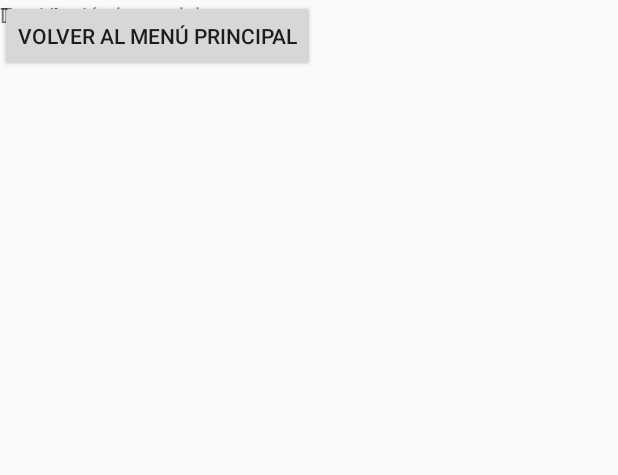
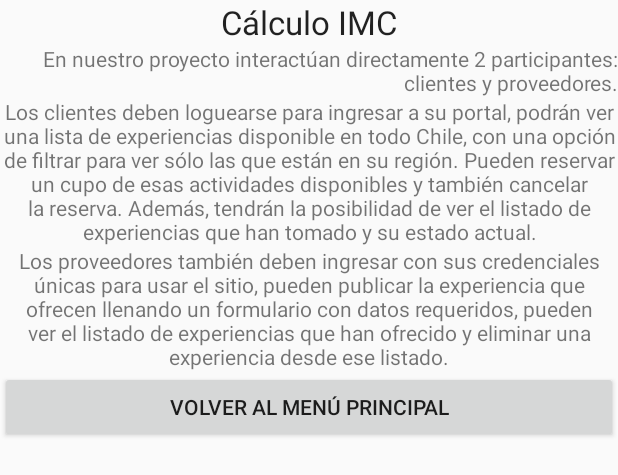
Before and after one commit to DaniniSC/Gorilapp, an Android app: the layout activity_main7.xml on its own in the app's theme, with its tools: preview values and no code run, on a phone screen of 412 x 824 dp. Shown: the top 475 px of the screen. Run offline under Robolectric (Android 15) with nearby library versions, the phone set to English and light mode, and no system bars.

Commit message:
Feat: view in activity2!

```diff
--- a/app/src/main/res/layout/activity_main.xml
+++ b/app/src/main/res/layout/activity_main.xml
@@ -1,5 +1,5 @@
 <?xml version="1.0" encoding="utf-8"?>
-<androidx.constraintlayout.widget.ConstraintLayout xmlns:android="http://schemas.android.com/apk/res/android"
+<LinearLayout xmlns:android="http://schemas.android.com/apk/res/android"
     xmlns:app="http://schemas.android.com/apk/res-auto"
     xmlns:tools="http://schemas.android.com/tools"
     android:layout_width="match_parent"
@@ -76,4 +76,4 @@
         tools:layout_editor_absoluteX="148dp"
         tools:layout_editor_absoluteY="652dp" />
 
-</androidx.constraintlayout.widget.ConstraintLayout>
+</LinearLayout>
--- a/app/src/main/res/layout/activity_main7.xml
+++ b/app/src/main/res/layout/activity_main7.xml
@@ -1,34 +1,83 @@
 <?xml version="1.0" encoding="utf-8"?>
-<androidx.constraintlayout.widget.ConstraintLayout xmlns:android="http://schemas.android.com/apk/res/android"
+<LinearLayout xmlns:android="http://schemas.android.com/apk/res/android"
     xmlns:app="http://schemas.android.com/apk/res-auto"
     xmlns:tools="http://schemas.android.com/tools"
     android:layout_width="match_parent"
     android:layout_height="match_parent"
+    android:baselineAligned="false"
+    android:orientation="vertical"
     tools:context=".MainActivity7">
+
+    <LinearLayout
+        android:layout_width="match_parent"
+        android:layout_height="wrap_content"
+        android:layout_weight="0">
 
         <TextView
             android:id="@+id/textView3"
-        android:layout_width="wrap_content"
+            android:layout_width="match_parent"
             android:layout_height="wrap_content"
-        android:text="Descripción breve del proyecto"
+            android:text="@string/textview"
+            android:textAlignment="center"
+            android:textAppearance="@style/TextAppearance.AppCompat.Large"
             tools:layout_editor_absoluteX="107dp"
-        tools:layout_editor_absoluteY="56dp" />
+            tools:layout_editor_absoluteY="56dp"
+            tools:text="Cálculo IMC" />
+    </LinearLayout>
+
+    <LinearLayout
+        android:layout_width="match_parent"
+        android:layout_height="wrap_content"
+        android:layout_weight="0"
+        android:orientation="vertical">
 
         <TextView
             android:id="@+id/textView4"
-        android:layout_width="wrap_content"
+            android:layout_width="match_parent"
             android:layout_height="wrap_content"
-        android:text="TextView"
+            android:text="@string/textview"
+            android:textAlignment="viewEnd"
             tools:layout_editor_absoluteX="173dp"
-        tools:layout_editor_absoluteY="144dp" />
+            tools:layout_editor_absoluteY="144dp"
+            tools:text="En nuestro proyecto interactúan directamente 2 participantes: clientes y proveedores." />
+
+        <TextView
+            android:id="@+id/textView9"
+            android:layout_width="match_parent"
+            android:layout_height="wrap_content"
+            android:layout_weight="1"
+            android:text="@string/textview"
+            android:textAlignment="center"
+            tools:layout_editor_absoluteX="173dp"
+            tools:layout_editor_absoluteY="144dp"
+            tools:text="Los clientes deben loguearse para ingresar a su portal, podrán ver una lista de experiencias disponible en todo Chile, con una opción de filtrar para ver sólo las que están en su región. Pueden reservar un cupo de esas actividades disponibles y también cancelar la reserva. Además, tendrán la posibilidad de ver el listado de experiencias que han tomado y su estado actual." />
+
+        <TextView
+            android:id="@+id/textView10"
+            android:layout_width="match_parent"
+            android:layout_height="wrap_content"
+            android:layout_weight="1"
+            android:text="@string/textview"
+            android:textAlignment="center"
+            tools:layout_editor_absoluteX="173dp"
+            tools:layout_editor_absoluteY="144dp"
+            tools:text="Los proveedores también deben ingresar con sus credenciales únicas para usar el sitio, pueden publicar la experiencia que ofrecen llenando un formulario con datos requeridos, pueden ver el listado de experiencias que han ofrecido y eliminar una experiencia desde ese listado." />
+    </LinearLayout>
+
+    <LinearLayout
+        android:layout_width="match_parent"
+        android:layout_height="wrap_content"
+        android:layout_weight="0"
+        android:baselineAligned="false">
 
         <Button
             android:id="@+id/button12"
-        android:layout_width="wrap_content"
+            android:layout_width="match_parent"
             android:layout_height="wrap_content"
-        android:text="Volver al menú principal"
             android:onClick="IrMenu"
+            android:text="@string/volver_al_men_principal"
             tools:layout_editor_absoluteX="169dp"
             tools:layout_editor_absoluteY="646dp" />
+    </LinearLayout>
 
-</androidx.constraintlayout.widget.ConstraintLayout>
+</LinearLayout>
--- a/app/src/main/res/values/strings.xml
+++ b/app/src/main/res/values/strings.xml
@@ -1,3 +1,6 @@
 <resources>
     <string name="app_name">Gorila</string>
+    <string name="descripci_n_breve_del_proyecto">Descripción breve del proyecto</string>
+    <string name="textview">TextView</string>
+    <string name="volver_al_men_principal">Volver al menú principal</string>
 </resources>
```
Also changed, not shown: app/src/main/res/layout/activity_main2.xml (+60 -19 lines). Lines whose indentation alone changed are shown as unchanged.
